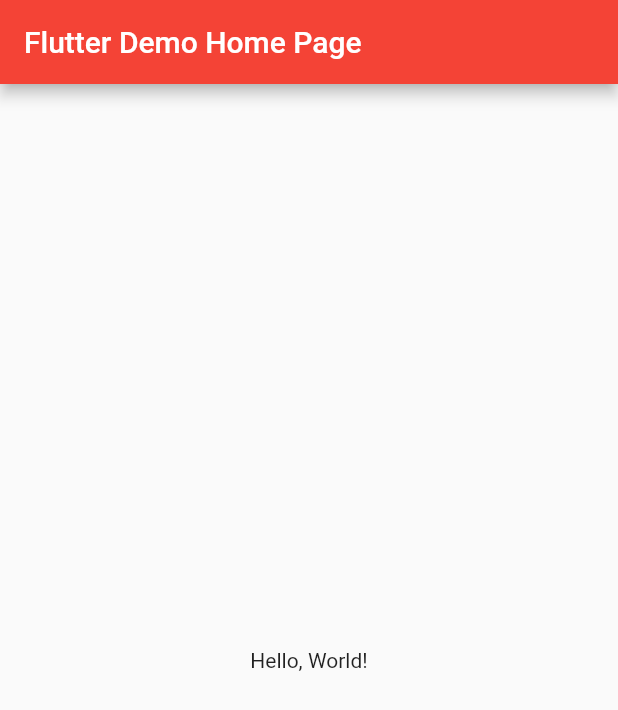
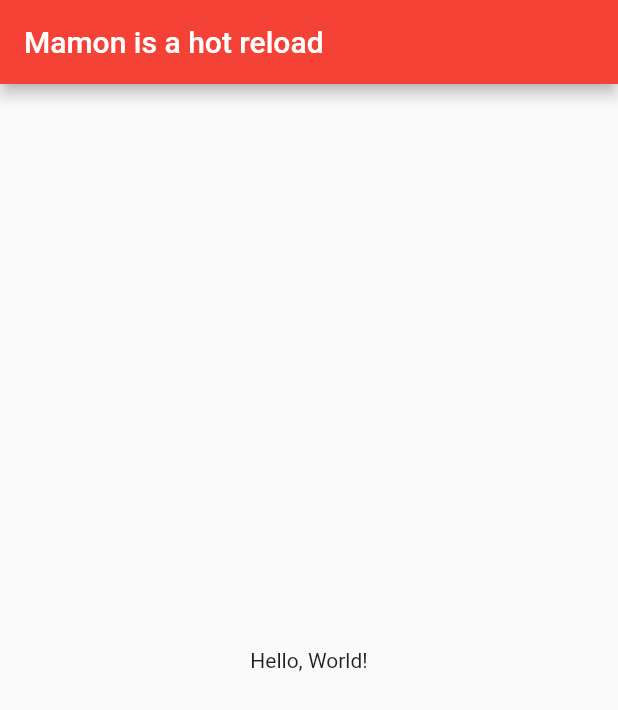
Before and after one commit to mkgueco/flutLab_snadbox, a Flutter app: the screen it shows after launch, on a phone screen of 412 x 824 dp. Shown: the top 710 px of the screen. Run offline on Flutter 3.47's test engine with Material 2 defaults, Android fonts, the phone set to English and light mode, and no system bars.

Commit message:
changed  homepage  title to mamon is a hot reload

```diff
--- a/lib/main.dart
+++ b/lib/main.dart
@@ -15,7 +15,7 @@ class MyApp extends StatelessWidget {
         primarySwatch: Colors.red,
       ),
       // A widget which will be started on application startup
-      home: MyHomePage(title: 'Flutter Demo Home Page'),
+      home: MyHomePage(title: 'Mamon is a hot reload'),
     );
   }
 }
```
